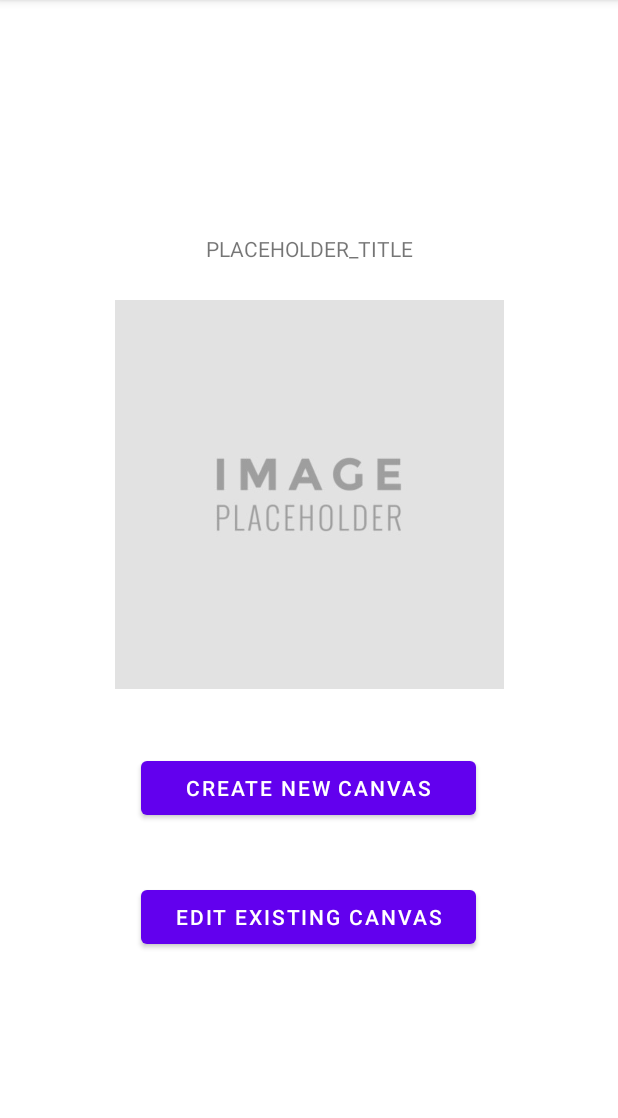
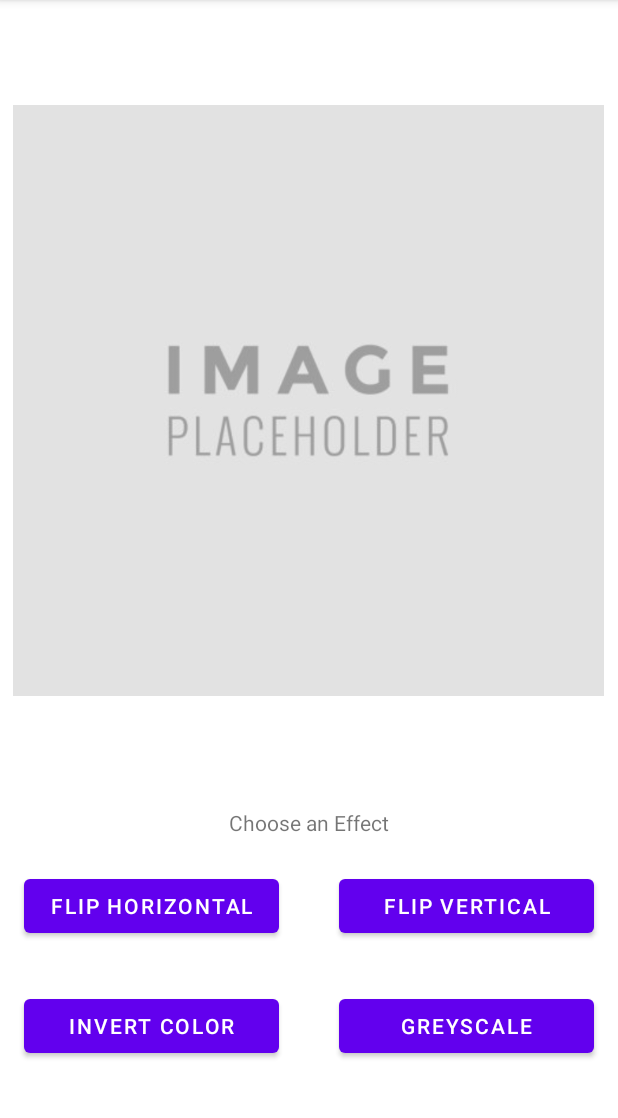
Before and after one commit to Tristonev/PhotoshopWizards, an Android app: the screen it shows after launch (MainActivity), on a phone screen of 412 x 824 dp, the part 84-1202 px from its top. Run offline under Robolectric (Android 15) with nearby library versions, the phone set to English and light mode, and no system bars.

Commit message:
Added activity_edit_image.xml

```diff
--- a/app/src/main/java/edu/utsa/cs3443/photoshopwizards/MainActivity.java
+++ b/app/src/main/java/edu/utsa/cs3443/photoshopwizards/MainActivity.java
@@ -11,7 +11,7 @@ public class MainActivity extends AppCompatActivity implements View.OnClickListe
     @Override
     protected void onCreate(Bundle savedInstanceState){
         super.onCreate(savedInstanceState);
-        setContentView(R.layout.activity_main);
+        setContentView(R.layout.activity_edit_image);
 
 
     }
--- /dev/null
+++ b/app/src/main/res/layout/activity_edit_image.xml
@@ -0,0 +1,71 @@
+<?xml version="1.0" encoding="utf-8"?>
+<androidx.constraintlayout.widget.ConstraintLayout xmlns:android="http://schemas.android.com/apk/res/android"
+    xmlns:app="http://schemas.android.com/apk/res-auto"
+    xmlns:tools="http://schemas.android.com/tools"
+    android:layout_width="match_parent"
+    android:layout_height="match_parent">
+
+    <ImageView
+        android:id="@+id/imageView5"
+        android:layout_width="394dp"
+        android:layout_height="394dp"
+        android:layout_marginStart="8dp"
+        android:layout_marginTop="70dp"
+        android:layout_marginEnd="9dp"
+        app:layout_constraintEnd_toEndOf="parent"
+        app:layout_constraintStart_toStartOf="parent"
+        app:layout_constraintTop_toTopOf="parent"
+        app:srcCompat="@drawable/image_placeholder" />
+
+    <Button
+        android:id="@+id/button6"
+        android:layout_width="170dp"
+        android:layout_height="wrap_content"
+        android:layout_marginStart="16dp"
+        android:layout_marginBottom="140dp"
+        android:text="Flip Horizontal"
+        app:layout_constraintBottom_toBottomOf="parent"
+        app:layout_constraintStart_toStartOf="parent" />
+
+    <Button
+        android:id="@+id/button10"
+        android:layout_width="170dp"
+        android:layout_height="wrap_content"
+        android:layout_marginStart="16dp"
+        android:layout_marginBottom="60dp"
+        android:text="Invert Color"
+        app:layout_constraintBottom_toBottomOf="parent"
+        app:layout_constraintStart_toStartOf="parent" />
+
+    <TextView
+        android:id="@+id/textView7"
+        android:layout_width="wrap_content"
+        android:layout_height="wrap_content"
+        android:layout_marginStart="176dp"
+        android:layout_marginEnd="176dp"
+        android:layout_marginBottom="210dp"
+        android:text="Choose an Effect"
+        app:layout_constraintBottom_toBottomOf="parent"
+        app:layout_constraintEnd_toEndOf="parent"
+        app:layout_constraintStart_toStartOf="parent" />
+
+    <Button
+        android:id="@+id/button11"
+        android:layout_width="170dp"
+        android:layout_height="wrap_content"
+        android:layout_marginEnd="16dp"
+        android:layout_marginBottom="140dp"
+        android:text="Flip Vertical"
+        app:layout_constraintBottom_toBottomOf="parent"
+        app:layout_constraintEnd_toEndOf="parent" />
+
+    <Button
+        android:id="@+id/button12"
+        android:layout_width="170dp"
+        android:layout_height="wrap_content"
+        android:layout_marginEnd="16dp"
+        android:layout_marginBottom="60dp"
+        android:text="Greyscale"
+        app:layout_constraintBottom_toBottomOf="parent"
+        app:layout_constraintEnd_toEndOf="parent" />
+</androidx.constraintlayout.widget.ConstraintLayout>
```
